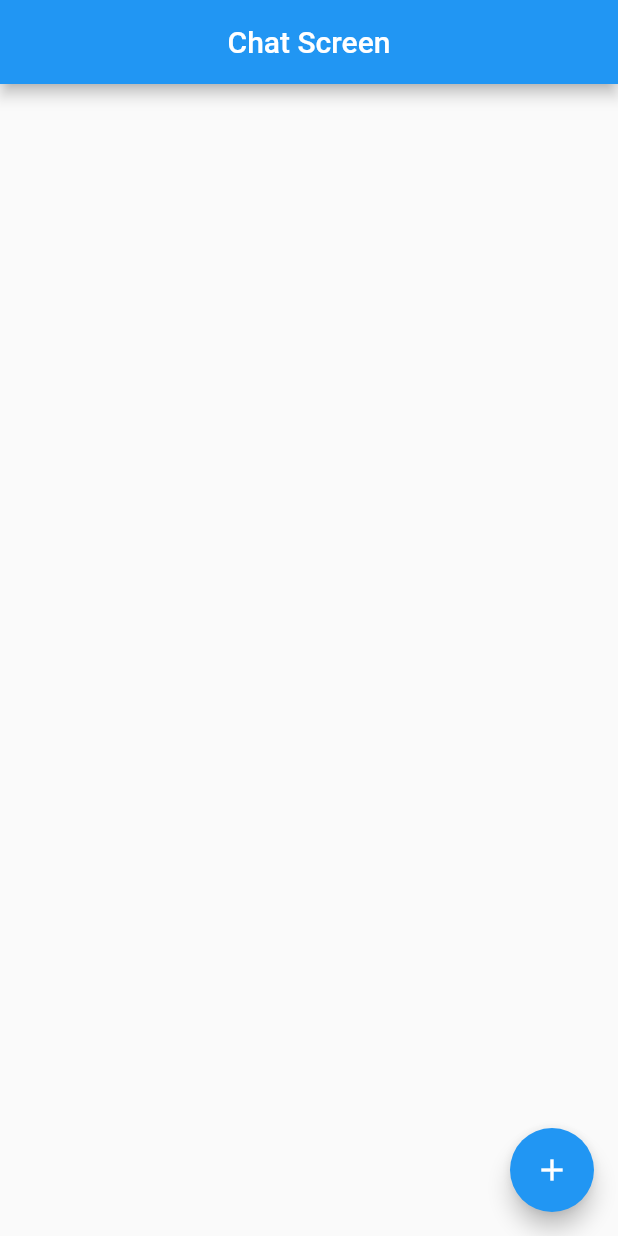
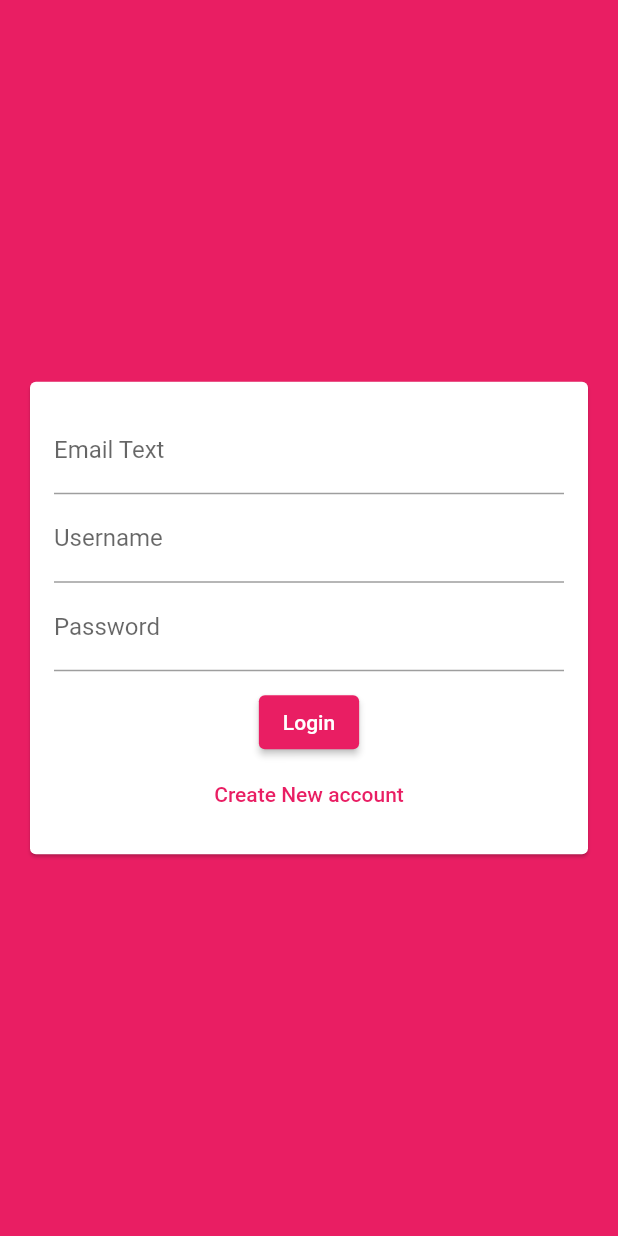
Before and after one commit to turinaf/flutter-dart, a Flutter app: the screen it shows after launch, on a phone screen of 412 x 824 dp. Run offline on Flutter 3.47's test engine with Material 2 defaults, Android fonts, the phone set to English and light mode, and no system bars; our stand-ins replace cloud_firestore, firebase_core, flutter_map, image_picker, latlong2, location and 2 more; accounts and stored records are empty.

Commit message:
Auth form and Validation
Theme data added.
Form is added to AuthScreen with propoer validators.

```diff
--- a/chat_app/lib/main.dart
+++ b/chat_app/lib/main.dart
@@ -1,8 +1,10 @@
+import 'package:chat_app/screens/auth_screen.dart';
 import 'package:flutter/material.dart';
 import 'package:firebase_core/firebase_core.dart';
 
 //-- My own package
 import './screens/chat_screen.dart';
+import './screens/auth_screen.dart';
 
 void main() async {
   WidgetsFlutterBinding.ensureInitialized();
@@ -19,9 +21,19 @@ class MyApp extends StatelessWidget {
     return MaterialApp(
       title: 'Chat App',
       theme: ThemeData(
-        primarySwatch: Colors.blue,
+        primarySwatch: Colors.pink,
+        backgroundColor: Colors.pink,
+        accentColor: Colors.deepPurple,
+        accentColorBrightness: Brightness.dark,
+        buttonTheme: ButtonTheme.of(context).copyWith(
+          buttonColor: Colors.pink,
+          textTheme: ButtonTextTheme.primary,
+          shape: RoundedRectangleBorder(
+            borderRadius: BorderRadius.circular(30),
+          ),
+        ),
       ),
-      home: ChatScreen(),
+      home: AuthScreen(),
     );
   }
 }
--- a/chat_app/lib/screens/auth_screen.dart
+++ b/chat_app/lib/screens/auth_screen.dart
@@ -0,0 +1,20 @@
+import 'package:flutter/material.dart';
+
+import '../widgets/auth_form.dart';
+
+class AuthScreen extends StatefulWidget {
+  const AuthScreen({Key? key}) : super(key: key);
+
+  @override
+  _AuthScreenState createState() => _AuthScreenState();
+}
+
+class _AuthScreenState extends State<AuthScreen> {
+  @override
+  Widget build(BuildContext context) {
+    return Scaffold(
+      backgroundColor: Theme.of(context).primaryColor,
+      body: AuthForm(),
+    );
+  }
+}
--- /dev/null
+++ b/chat_app/lib/widgets/auth_form.dart
@@ -0,0 +1,98 @@
+import 'package:flutter/material.dart';
+
+class AuthForm extends StatefulWidget {
+  const AuthForm({Key? key}) : super(key: key);
+
+  @override
+  _AuthFormState createState() => _AuthFormState();
+}
+
+class _AuthFormState extends State<AuthForm> {
+  final _formKey = GlobalKey<FormState>();
+  String _userEmail = '';
+  String _userName = '';
+  String _userPassword = '';
+
+  void _trySubmit() {
+    final isValid = _formKey.currentState!
+        .validate(); // This will trigger all validators in each TextFormField
+    FocusScope.of(context)
+        .unfocus(); // This will remove the focus away from TextField so that the softkeyboard will be closed when we hit submit/login button.
+    if (isValid) {
+      _formKey.currentState!
+          .save(); // This will trigger onSaved function in all TextFormField.
+      // -- Use those values to send our auth request to db.
+      print(_userEmail);
+      print(_userName);
+      print(_userPassword);
+    }
+  }
+
+  @override
+  Widget build(BuildContext context) {
+    return Center(
+      child: Card(
+        margin: const EdgeInsets.all(20),
+        child: SingleChildScrollView(
+          child: Padding(
+            padding: const EdgeInsets.all(16),
+            child: Form(
+              key: _formKey,
+              child: Column(
+                mainAxisSize: MainAxisSize.min,
+                children: [
+                  TextFormField(
+                    validator: (value) {
+                      if (value!.isEmpty || !value.contains('@')) {
+                        return 'Enter valid E-mail address';
+                      }
+                      return null;
+                    },
+                    keyboardType: TextInputType.emailAddress,
+                    decoration: const InputDecoration(labelText: 'Email Text'),
+                    onSaved: (value) {
+                      _userEmail = value as String;
+                    },
+                  ),
+                  TextFormField(
+                    validator: (value) {
+                      if (value!.isEmpty || value.length < 4) {
+                        return 'Username must be at least 4 characters long';
+                      }
+                      return null;
+                    },
+                    decoration: const InputDecoration(labelText: 'Username'),
+                    onSaved: (value) {
+                      _userName = value as String;
+                    },
+                  ),
+                  TextFormField(
+                    validator: (value) {
+                      if (value!.isEmpty || value.length < 5) {
+                        return 'Password must be at least 6 characters long';
+                      }
+                      return null;
+                    },
+                    decoration: const InputDecoration(labelText: 'Password'),
+                    obscureText: true,
+                    onSaved: (value) {
+                      _userPassword = value as String;
+                    },
+                  ),
+                  const SizedBox(height: 10),
+                  ElevatedButton(
+                    onPressed: _trySubmit,
+                    child: const Text('Login'),
+                  ),
+                  TextButton(
+                      onPressed: () {},
+                      child: const Text("Create New account")),
+                ],
+              ),
+            ),
+          ),
+        ),
+      ),
+    );
+  }
+}
```
